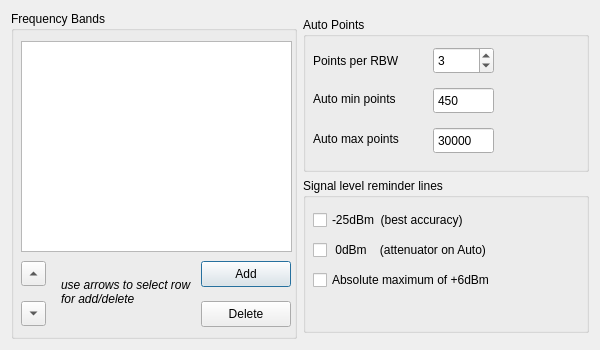
g4ixt/QtTinySA, file preferences.ui: the form before one commit.
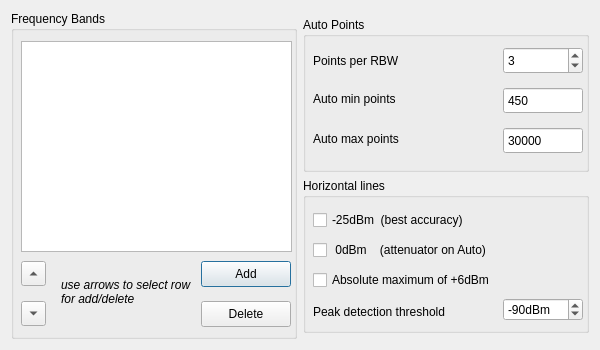
The form after the commit.

Commit message:
GUI marker threshold changes
marker threshold spinbox moved to 'preferences'
threshold horizontal line appears when a peak marker  is selected
threshold line dragging up/down sets marker peak detection

The edit to the form file:
```diff
--- a/preferences.ui
+++ b/preferences.ui
@@ -30,9 +30,9 @@
        <widget class="QSpinBox" name="minPoints">
         <property name="geometry">
          <rect>
-          <x>130</x>
+          <x>200</x>
           <y>70</y>
-          <width>61</width>
+          <width>80</width>
           <height>27</height>
          </rect>
         </property>
@@ -52,9 +52,9 @@
        <widget class="QSpinBox" name="maxPoints">
         <property name="geometry">
          <rect>
-          <x>130</x>
+          <x>200</x>
           <y>110</y>
-          <width>61</width>
+          <width>80</width>
           <height>27</height>
          </rect>
         </property>
@@ -100,9 +100,9 @@
        <widget class="QSpinBox" name="rbw_x">
         <property name="geometry">
          <rect>
-          <x>130</x>
+          <x>200</x>
           <y>30</y>
-          <width>61</width>
+          <width>80</width>
           <height>27</height>
          </rect>
         </property>
@@ -140,7 +140,7 @@
         </sizepolicy>
        </property>
        <property name="title">
-        <string>Signal level reminder lines  </string>
+        <string>Horizontal lines  </string>
        </property>
        <widget class="QCheckBox" name="neg25Line">
         <property name="geometry">
@@ -190,6 +190,68 @@
          <bool>false</bool>
         </property>
        </widget>
+       <widget class="QSpinBox" name="peakThreshold">
+        <property name="geometry">
+         <rect>
+          <x>200</x>
+          <y>120</y>
+          <width>80</width>
+          <height>23</height>
+         </rect>
+        </property>
+        <property name="sizePolicy">
+         <sizepolicy hsizetype="Fixed" vsizetype="Fixed">
+          <horstretch>0</horstretch>
+          <verstretch>0</verstretch>
+         </sizepolicy>
+        </property>
+        <property name="maximumSize">
+         <size>
+          <width>83</width>
+          <height>16777215</height>
+         </size>
+        </property>
+        <property name="font">
+         <font>
+          <pointsize>9</pointsize>
+         </font>
+        </property>
+        <property name="suffix">
+         <string>dBm</string>
+        </property>
+        <property name="prefix">
+         <string/>
+        </property>
+        <property name="minimum">
+         <number>-120</number>
+        </property>
+        <property name="maximum">
+         <number>-20</number>
+        </property>
+        <property name="value">
+         <number>-90</number>
+        </property>
+       </widget>
+       <widget class="QLabel" name="label_9">
+        <property name="geometry">
+         <rect>
+          <x>10</x>
+          <y>120</y>
+          <width>171</width>
+          <height>27</height>
+         </rect>
+        </property>
+        <property name="font">
+         <font>
+          <pointsize>9</pointsize>
+          <weight>50</weight>
+          <bold>false</bold>
+         </font>
+        </property>
+        <property name="text">
+         <string>Peak detection threshold</string>
+        </property>
+       </widget>
       </widget>
      </item>
      <item row="0" column="0" rowspan="4">
```
The commit also changes 5 other files.
